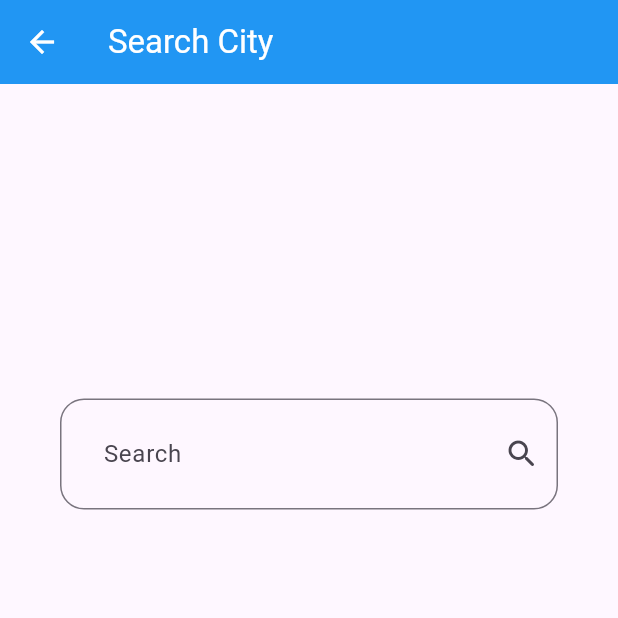
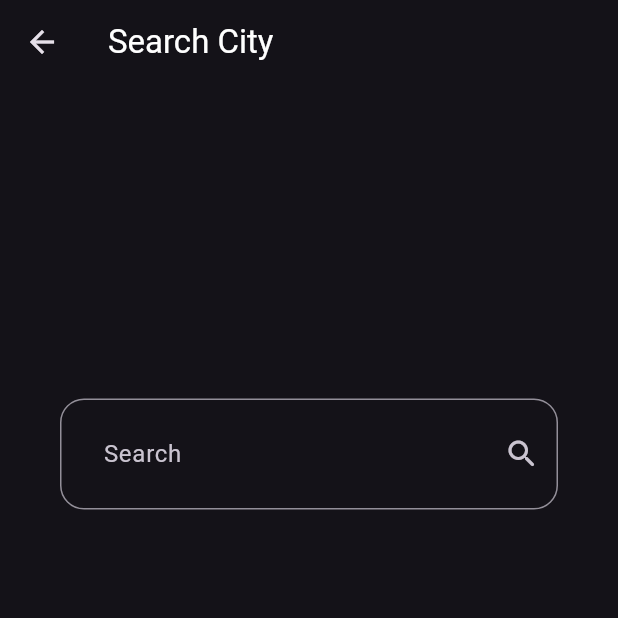
Before and after one commit to NadaKattan/weather_app, a Flutter app: the screen it shows after launch, after a tap on the "search" icon, on a phone screen of 412 x 824 dp, the top half of it. Run offline on Flutter 3.47's test engine with Material 3 defaults, Android fonts, the phone set to English and light mode, and no system bars; our stand-ins replace dio, flutter_bloc.

```diff
--- a/lib/cubits/get_weather_cubit/get_weather_cubit.dart
+++ b/lib/cubits/get_weather_cubit/get_weather_cubit.dart
@@ -8,8 +8,9 @@ class GetWeatherCubit extends Cubit <WeatherState>{
     late WeatherModel weatherModel;
     getCurrentWeather(String cityName) async{
     try{
+      emit(WeatherLoadingState());
       weatherModel = await WeatherService(cityName).getWeather();
-      emit(WeatherSuccessState(weatherModel));
+      emit(WeatherSuccessState());
     }catch(e){
       emit(WeatherFailureState());
     }
--- a/lib/cubits/get_weather_cubit/get_weather_states.dart
+++ b/lib/cubits/get_weather_cubit/get_weather_states.dart
@@ -1,12 +1,10 @@
 import 'package:weather_app/models/weather_model.dart';
 
 class WeatherState {}
-
+class WeatherLoadingState extends WeatherState {}
 class WeatherInitialState extends WeatherState {}
 
 class WeatherSuccessState extends WeatherState {
-  WeatherModel weatherModel;
-  WeatherSuccessState(this.weatherModel);
 }
 
 class WeatherFailureState extends WeatherState {}
--- a/lib/main.dart
+++ b/lib/main.dart
@@ -19,12 +19,20 @@ class MyApp extends StatelessWidget {
       child: MaterialApp(
         debugShowCheckedModeBanner: false,
         title: 'Weather App',
+        theme:ThemeData.dark(
+            // colorScheme: ColorScheme.fromSeed(seedColor: Colors.amber,),
+          // useMaterial3: true,
+        ),
         routes: {
           HomeView.routeName: (_) => const HomeView(),
           SearchView.routeName: (_) => const SearchView(),
         },
         initialRoute: HomeView.routeName,
+        // home: HomeView(),
       ),
     );
   }
 }
+getThemeColor(){
+
+}
--- a/lib/views/home_view.dart
+++ b/lib/views/home_view.dart
@@ -4,7 +4,6 @@ import 'package:weather_app/cubits/get_weather_cubit/get_weather_cubit.dart';
 import 'package:weather_app/cubits/get_weather_cubit/get_weather_states.dart';
 import 'package:weather_app/no_weather_body.dart';
 import 'package:weather_app/views/search_view.dart';
-
 import '../weather_body.dart';
 
 class HomeView extends StatelessWidget {
@@ -14,7 +13,7 @@ class HomeView extends StatelessWidget {
   Widget build(BuildContext context) {
     return Scaffold(
       appBar: AppBar(
-        backgroundColor: Colors.blue,
+        // backgroundColor: Colors.blue,
         title: const Padding(
           padding: EdgeInsets.all(16),
           child: Text(
@@ -36,10 +35,13 @@ class HomeView extends StatelessWidget {
         builder: (context, state) {
           if (state is WeatherInitialState) {
             return const NoWeatherBody();
-          } else if (state is WeatherSuccessState) {
+          } else if (state is WeatherLoadingState) {
+            return const Center(child: CircularProgressIndicator(),);
+          }
+          else if (state is WeatherSuccessState) {
             return const WeatherBody();
           } else {
-            return const Text("oops, there is an error");
+            return const Center(child: Text("oops, there is an error"));
           }
         },
       ),
--- a/lib/views/search_view.dart
+++ b/lib/views/search_view.dart
@@ -12,18 +12,19 @@ class SearchView extends StatelessWidget {
 
     return Scaffold(
       appBar: AppBar(
-        foregroundColor: Colors.white,
-        backgroundColor: Colors.blue,
+        // foregroundColor: Colors.white,
+        // backgroundColor: Colors.blue,
         title: const Text("Search City",style: TextStyle(color: Colors.white),),),
       body: Padding(
         padding: const EdgeInsets.symmetric(horizontal: 40),
         child: Center(
           heightFactor: 20/3,
           child: TextField(
-            onSubmitted: (value) async{
+            onSubmitted: (value){
               // print(value);
-              BlocProvider.of<GetWeatherCubit>(context).getCurrentWeather(value);
-              Navigator.of(context).pushNamed(HomeView.routeName);
+                BlocProvider.of<GetWeatherCubit>(context)
+                      .getCurrentWeather(value);
+                Navigator.of(context).pushNamed(HomeView.routeName);
             },
             decoration: InputDecoration(
               contentPadding: const EdgeInsets.symmetric(horizontal: 25,vertical: 25),
```
Also changed, not shown: lib/weather_body.dart (+2 -10 lines), pubspec.lock.
